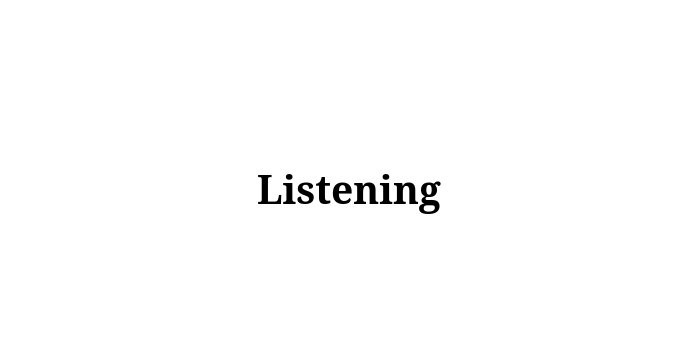
The window that ui/listening_window.ui (Achu-Worifung/quickMove) describes before a commit, drawn with Qt 5.
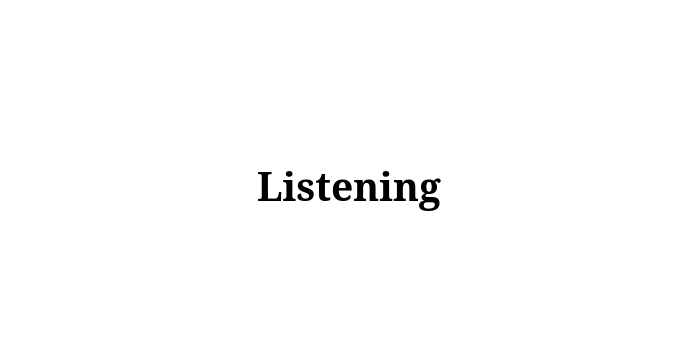
The same window after the commit. Icons and pictures are not drawn.

What changed in the file:
```diff
--- a/ui/listening_window.ui
+++ b/ui/listening_window.ui
@@ -53,6 +53,9 @@
      <property name="widgetResizable">
       <bool>true</bool>
      </property>
+     <property name="alignment">
+      <set>Qt::AlignLeading|Qt::AlignLeft|Qt::AlignTop</set>
+     </property>
      <widget class="QWidget" name="scrollAreaWidgetContents">
       <property name="geometry">
        <rect>
@@ -68,6 +71,12 @@
 border:none;</string>
       </property>
       <layout class="QVBoxLayout" name="verticalLayout">
+       <property name="spacing">
+        <number>0</number>
+       </property>
+       <property name="topMargin">
+        <number>0</number>
+       </property>
        <item alignment="Qt::AlignRight">
         <widget class="QWidget" name="widget_4" native="true">
          <property name="maximumSize">
@@ -89,7 +98,7 @@
 }</string>
          </property>
          <layout class="QHBoxLayout" name="horizontalLayout_2">
-          <item>
+          <item alignment="Qt::AlignTop">
            <widget class="QPushButton" name="close_button">
             <property name="sizePolicy">
              <sizepolicy hsizetype="Minimum" vsizetype="Expanding">
```
